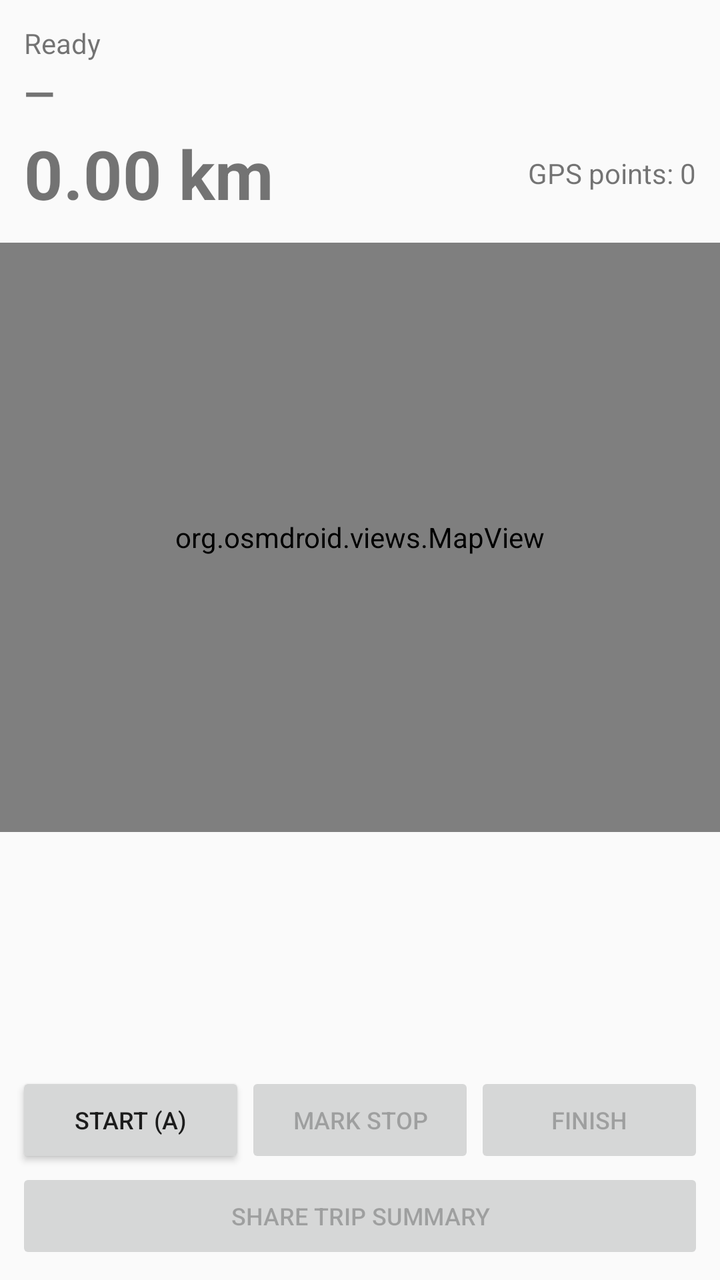
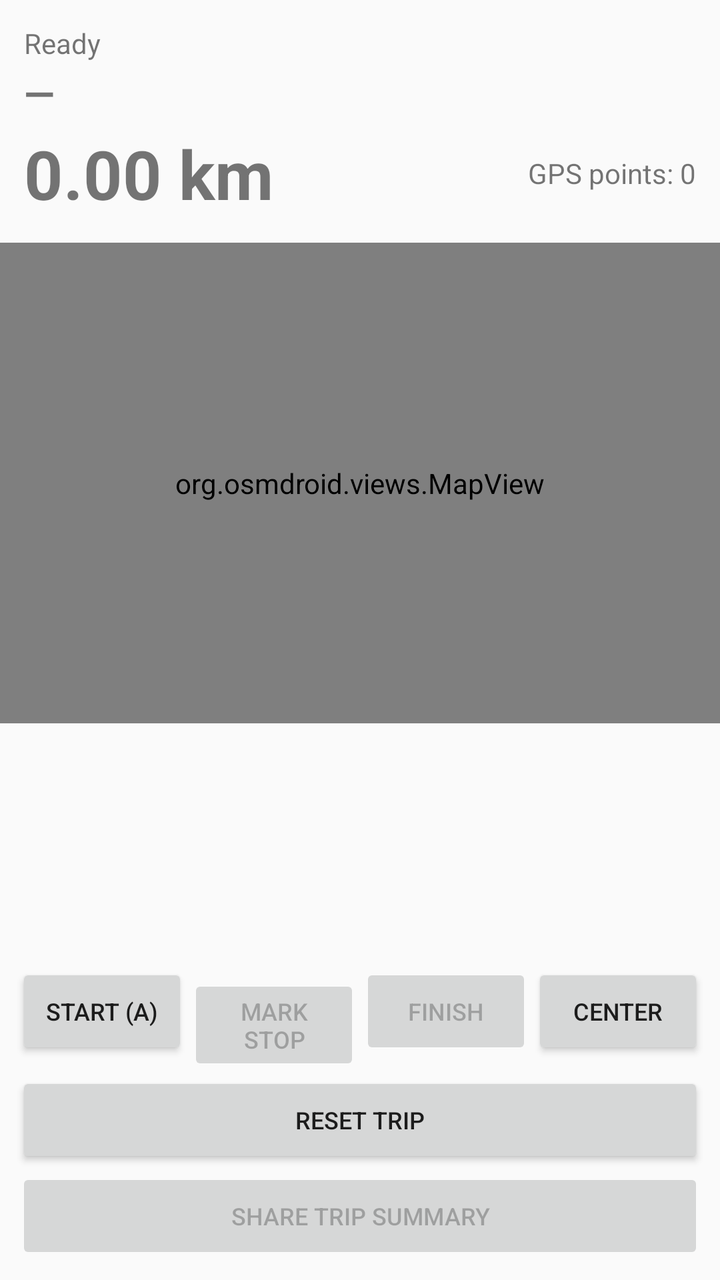

Two renders of the same Android screen: before a commit and after it. Below are the layout's source before the change and the commit's diff.
<!-- AndroidManifest.xml: application theme Theme.AppCompat.DayNight.DarkActionBar -->
<!-- res/layout/activity_main.xml -->
<?xml version="1.0" encoding="utf-8"?>
<LinearLayout xmlns:android="http://schemas.android.com/apk/res/android"
    android:layout_width="match_parent"
    android:layout_height="match_parent"
    android:orientation="vertical">

    <LinearLayout
        android:layout_width="match_parent"
        android:layout_height="wrap_content"
        android:orientation="vertical"
        android:padding="12dp">

        <TextView
            android:id="@+id/tvStatus"
            android:layout_width="match_parent"
            android:layout_height="wrap_content"
            android:text="Ready"
            android:textSize="14sp" />

        <TextView
            android:id="@+id/tvRoute"
            android:layout_width="match_parent"
            android:layout_height="wrap_content"
            android:layout_marginTop="2dp"
            android:text="—"
            android:textSize="20sp"
            android:textStyle="bold" />

        <LinearLayout
            android:layout_width="match_parent"
            android:layout_height="wrap_content"
            android:layout_marginTop="4dp"
            android:gravity="center_vertical"
            android:orientation="horizontal">

            <TextView
                android:id="@+id/tvDistance"
                android:layout_width="0dp"
                android:layout_height="wrap_content"
                android:layout_weight="1"
                android:text="0.00 km"
                android:textSize="34sp"
                android:textStyle="bold" />

            <TextView
                android:id="@+id/tvPoints"
                android:layout_width="wrap_content"
                android:layout_height="wrap_content"
                android:text="GPS points: 0" />
        </LinearLayout>
    </LinearLayout>

    <org.osmdroid.views.MapView
        android:id="@+id/map"
        android:layout_width="match_parent"
        android:layout_height="0dp"
        android:layout_weight="1" />

    <ScrollView
        android:layout_width="match_parent"
        android:layout_height="120dp"
        android:padding="8dp">

        <TextView
            android:id="@+id/tvLegs"
            android:layout_width="match_parent"
            android:layout_height="wrap_content"
            android:textSize="13sp" />
    </ScrollView>

    <LinearLayout
        android:layout_width="match_parent"
        android:layout_height="wrap_content"
        android:orientation="horizontal"
        android:paddingStart="8dp"
        android:paddingEnd="8dp">

        <Button
            android:id="@+id/btnStart"
            android:layout_width="0dp"
            android:layout_height="wrap_content"
            android:layout_weight="1"
            android:text="START (A)"
            android:textSize="12sp" />

        <Button
            android:id="@+id/btnMark"
            android:layout_width="0dp"
            android:layout_height="wrap_content"
            android:layout_weight="1"
            android:enabled="false"
            android:text="MARK STOP"
            android:textSize="12sp" />

        <Button
            android:id="@+id/btnStop"
            android:layout_width="0dp"
            android:layout_height="wrap_content"
            android:layout_weight="1"
            android:enabled="false"
            android:text="FINISH"
            android:textSize="12sp" />
    </LinearLayout>

    <Button
        android:id="@+id/btnShare"
        android:layout_width="match_parent"
        android:layout_height="wrap_content"
        android:layout_marginStart="8dp"
        android:layout_marginEnd="8dp"
        android:layout_marginBottom="8dp"
        android:enabled="false"
        android:text="SHARE TRIP SUMMARY"
        android:textSize="12sp" />
</LinearLayout>
<!-- resources referenced by this layout -->
<resources>

</resources>

<!-- the commit's change to res/layout/activity_main.xml (unified diff, before → after) -->
@@ -100,7 +100,25 @@
             android:enabled="false"
             android:text="FINISH"
             android:textSize="12sp" />
+
+        <Button
+            android:id="@+id/btnCenter"
+            android:layout_width="0dp"
+            android:layout_height="wrap_content"
+            android:layout_weight="1"
+            android:text="CENTER"
+            android:textSize="12sp" />
     </LinearLayout>
+
+    <Button
+        android:id="@+id/btnReset"
+        android:layout_width="match_parent"
+        android:layout_height="wrap_content"
+        android:layout_marginStart="8dp"
+        android:layout_marginEnd="8dp"
+        android:layout_marginTop="4dp"
+        android:text="RESET TRIP"
+        android:textSize="12sp" />
 
     <Button
         android:id="@+id/btnShare"
